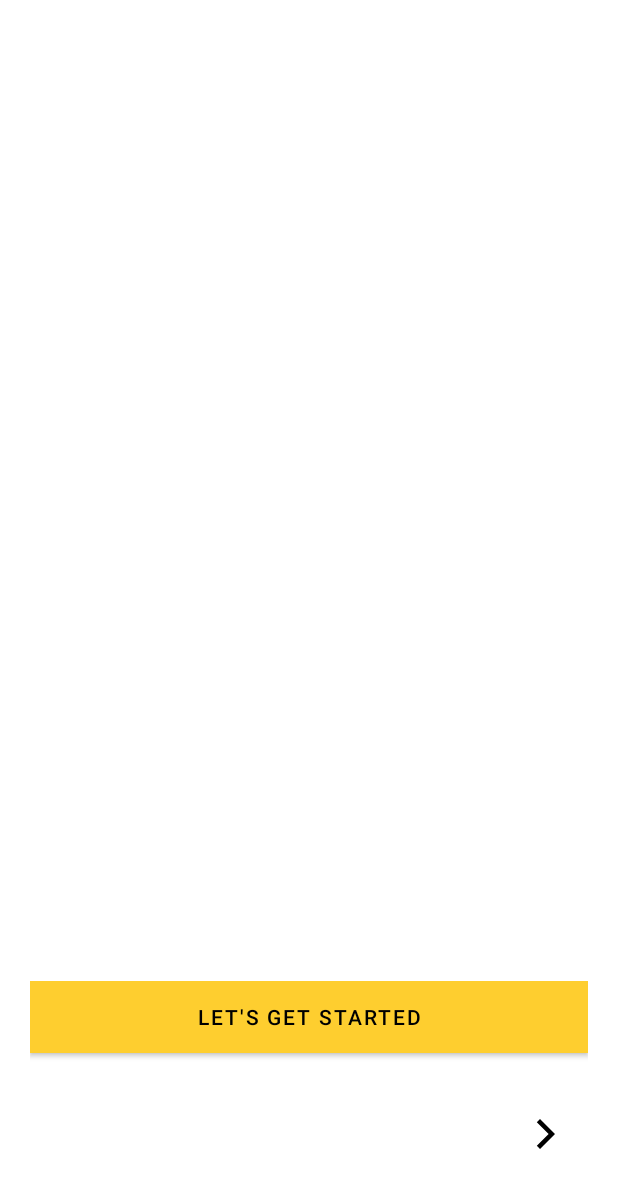
After one commit to renaloyan/educare, an Android app: the layout activity_on_boarding.xml on its own in the app's theme, with its tools: preview values and no code run, on a phone screen of 412 x 824 dp. The commit adds this screen. Shown: the top 1188 px of the screen. Run offline under Robolectric (Android 15) with nearby library versions, the light colour scheme and no system bars.

Commit message:
added new functions

```diff
--- a/app/src/main/AndroidManifest.xml
+++ b/app/src/main/AndroidManifest.xml
@@ -11,7 +11,8 @@
         android:roundIcon="@mipmap/ic_launcher_round"
         android:supportsRtl="true"
         android:theme="@style/AppTheme">
-        <activity android:name=".Ranking"></activity>
+        <activity android:name=".OnBoarding"></activity>
+        <activity android:name=".Ranking" />
         <activity android:name=".About" />
         <activity android:name=".Settings" />
         <activity android:name=".Profile" />
--- a/app/src/main/java/com/algobty/educare/CreateAccount.java
+++ b/app/src/main/java/com/algobty/educare/CreateAccount.java
@@ -186,7 +186,7 @@ public class CreateAccount extends AppCompatActivity {
                         getWindow().clearFlags(WindowManager.LayoutParams.FLAG_NOT_TOUCHABLE);
 
                         //intent to home activity
-                        startActivity(new Intent(CreateAccount.this, Home.class));
+                        startActivity(new Intent(CreateAccount.this, OnBoarding.class));
                         finish();
                     }
                 }
--- /dev/null
+++ b/app/src/main/res/layout/activity_on_boarding.xml
@@ -0,0 +1,57 @@
+<?xml version="1.0" encoding="utf-8"?>
+<androidx.constraintlayout.widget.ConstraintLayout
+    xmlns:android="http://schemas.android.com/apk/res/android"
+    xmlns:app="http://schemas.android.com/apk/res-auto"
+    xmlns:tools="http://schemas.android.com/tools"
+    android:layout_width="match_parent"
+    android:layout_height="match_parent"
+    tools:context=".OnBoarding"
+    android:padding="20dp">
+
+    <androidx.viewpager.widget.ViewPager
+        android:id="@+id/slider"
+        android:layout_width="match_parent"
+        android:layout_height="0dp"
+        app:layout_constraintBottom_toTopOf="@id/relative_layout"
+        app:layout_constraintEnd_toEndOf="parent"
+        app:layout_constraintStart_toStartOf="parent"
+        app:layout_constraintTop_toTopOf="parent"/>
+
+    <RelativeLayout
+        android:id="@+id/relative_layout"
+        android:layout_width="match_parent"
+        android:layout_height="150dp"
+        app:layout_constraintBottom_toBottomOf="parent"
+        app:layout_constraintEnd_toEndOf="parent"
+        app:layout_constraintStart_toStartOf="parent">
+
+
+        <Button
+            android:id="@+id/lets_started_btn"
+            android:layout_width="match_parent"
+            android:layout_height="wrap_content"
+            android:text="Let's get started"
+            android:background="@color/colorPrimary"
+            android:textColor="@android:color/black" />
+
+        <LinearLayout
+            android:id="@+id/dots"
+            android:layout_width="wrap_content"
+            android:layout_height="wrap_content"
+            android:layout_alignParentBottom="true"
+            android:paddingBottom="20dp"
+            android:orientation="horizontal"/>
+
+        <Button
+            android:id="@+id/next_btn"
+            android:layout_width="wrap_content"
+            android:layout_height="wrap_content"
+            android:layout_alignParentBottom="true"
+            android:layout_alignParentRight="true"
+            android:paddingBottom="30dp"
+            android:background="#00000000"
+            android:drawableRight="@drawable/ic_arrow_forward"/>
+
+
+    </RelativeLayout>
+</androidx.constraintlayout.widget.ConstraintLayout>
--- a/app/src/main/res/values/colors.xml
+++ b/app/src/main/res/values/colors.xml
@@ -1,7 +1,7 @@
 <?xml version="1.0" encoding="utf-8"?>
 <resources>
     <color name="colorPrimary">#FECE2F</color>
-    <color name="colorPrimaryDark">#AE8E26</color>
+    <color name="colorPrimaryDark">#E4BB36</color>
     <color name="colorAccent">#000000</color>
     <color name="dark">#1B1A1A</color>
 </resources>
```
Also changed, not shown: app/src/main/java/com/algobty/educare/OnBoarding.java (added, +71 -0 lines), app/src/main/java/com/algobty/educare/SliderAdapter.java (added, +89 -0 lines), app/src/main/res/layout/slides_layout.xml (added, +46 -0 lines), app/src/main/res/values/strings.xml (+13 -0 lines), app/src/main/res/drawable/algo_logo.png (added), app/src/main/res/drawable/donate.jpg (added), app/src/main/res/drawable/school_logo.png (added), 1 other file.
